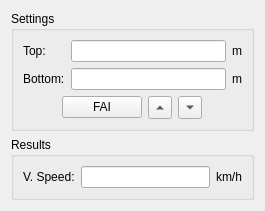
flysight/flysight-viewer-qt, file src/speedform.ui: the form before one commit.
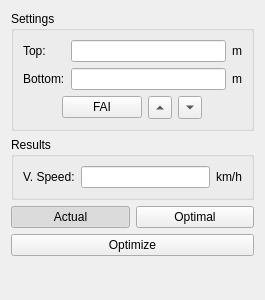
The form after the commit.

Diff of the .ui file:
```diff
--- a/src/speedform.ui
+++ b/src/speedform.ui
@@ -7,7 +7,7 @@
     <x>0</x>
     <y>0</y>
     <width>265</width>
-    <height>191</height>
+    <height>300</height>
    </rect>
   </property>
   <property name="windowTitle">
@@ -152,6 +152,53 @@
      </layout>
     </widget>
    </item>
+   <item>
+    <layout class="QHBoxLayout" name="horizontalLayout_2">
+     <item>
+      <widget class="QPushButton" name="actualButton">
+       <property name="text">
+        <string>Actual</string>
+       </property>
+       <property name="checkable">
+        <bool>true</bool>
+       </property>
+       <property name="checked">
+        <bool>true</bool>
+       </property>
+      </widget>
+     </item>
+     <item>
+      <widget class="QPushButton" name="optimalButton">
+       <property name="text">
+        <string>Optimal</string>
+       </property>
+       <property name="checkable">
+        <bool>true</bool>
+       </property>
+      </widget>
+     </item>
+    </layout>
+   </item>
+   <item>
+    <widget class="QPushButton" name="optimizeButton">
+     <property name="text">
+      <string>Optimize</string>
+     </property>
+    </widget>
+   </item>
+   <item>
+    <spacer name="verticalSpacer">
+     <property name="orientation">
+      <enum>Qt::Vertical</enum>
+     </property>
+     <property name="sizeHint" stdset="0">
+      <size>
+       <width>20</width>
+       <height>40</height>
+      </size>
+     </property>
+    </spacer>
+   </item>
   </layout>
  </widget>
  <resources/>
```
